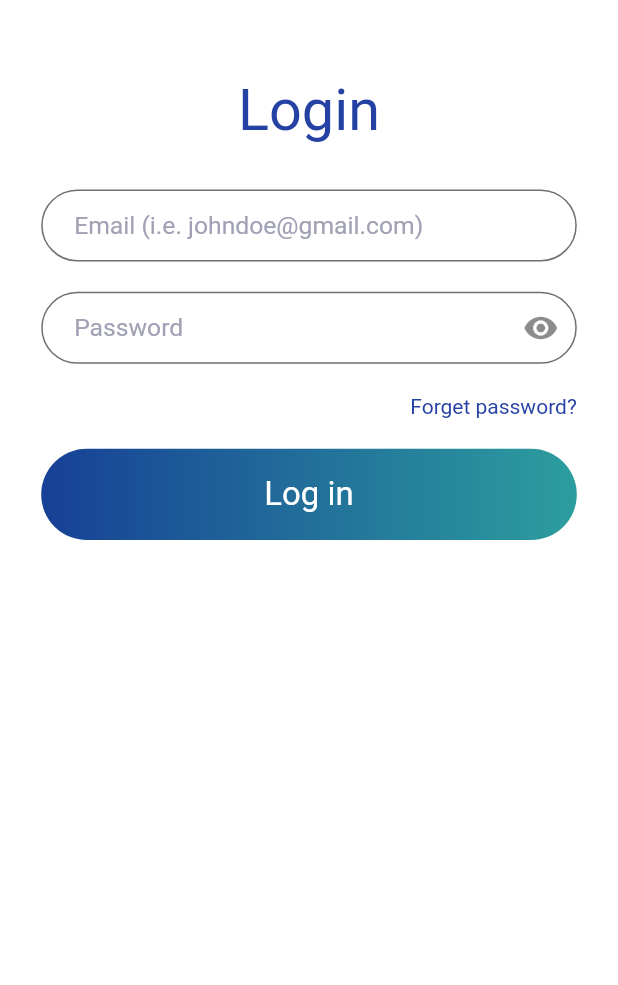
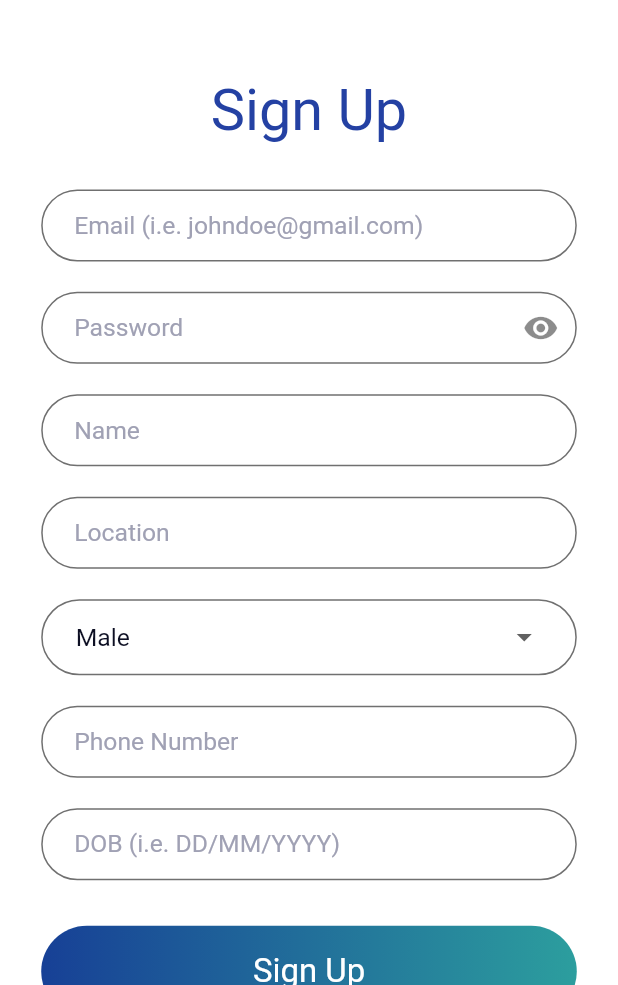
Before and after one commit to hamxa678/Flutter-MVVM-Template, a Flutter app: the SignUpScreen screen opened directly, on a phone screen of 412 x 824 dp, the part 251-1236 px from its top. Run offline on Flutter 3.47's test engine with Material 2 defaults, Android fonts, the phone set to English and light mode, and no system bars; our stand-ins replace cloud_firestore, connectivity_plus, device_info_plus, dio, file_picker, firebase_auth and 16 more; missing offline and left inert: flutter_facebook_auth, github_sign_in, heic_to_jpg; accounts and stored records are empty; Roboto replaces fonts that are missing (Poppins).

Commit message:
validator added to signup

```diff
--- a/lib/UI/screens/auth_signup/login/login_screen.dart
+++ b/lib/UI/screens/auth_signup/login/login_screen.dart
@@ -2,9 +2,11 @@ import 'package:flutter/material.dart';
 import 'package:flutter_mvvm_template/UI/custom_widget/custom_button.dart';
 import 'package:flutter_mvvm_template/UI/custom_widget/custom_textfield.dart';
 import 'package:flutter_mvvm_template/UI/screens/auth_signup/login/login_view_model.dart';
+import 'package:flutter_mvvm_template/UI/screens/auth_signup/sign_up/sign_up_screen.dart';
 import 'package:flutter_mvvm_template/core/constants/strings.dart';
 import 'package:flutter_mvvm_template/core/enums/view_state.dart';
 import 'package:flutter_mvvm_template/core/extensions/string_extension.dart';
+import 'package:get/get.dart';
 import 'package:modal_progress_hud_nsn/modal_progress_hud_nsn.dart';
 import 'package:provider/provider.dart';
 import 'package:flutter_screenutil/flutter_screenutil.dart';
@@ -116,7 +118,7 @@ class LoginScreen extends StatelessWidget {
           ),
           InkWell(
             onTap: () {
-              // Get.to(() => const SignupScreen());
+              Get.to(() => const SignUpScreen());
             },
             child: const Text(
               'Signup',
--- a/lib/UI/screens/auth_signup/login/login_view_model.dart
+++ b/lib/UI/screens/auth_signup/login/login_view_model.dart
@@ -31,4 +31,10 @@ class LoginViewModel extends BaseViewModel {
     await firebaseAuthService.loginWithEmailAndPassword(loginBody);
     setState(ViewState.idle);
   }
+  @override
+  void dispose() {
+    emailController.dispose();
+    passwordController.dispose();
+    super.dispose();
+  }
 }
--- a/lib/UI/screens/auth_signup/sign_up/sign_up_screen.dart
+++ b/lib/UI/screens/auth_signup/sign_up/sign_up_screen.dart
@@ -1,15 +1,18 @@
 import 'package:flutter/material.dart';
 import 'package:flutter_mvvm_template/UI/custom_widget/custom_button.dart';
 import 'package:flutter_mvvm_template/UI/custom_widget/custom_textfield.dart';
+import 'package:flutter_mvvm_template/UI/screens/auth_signup/login/login_screen.dart';
 import 'package:flutter_mvvm_template/UI/screens/auth_signup/sign_up/sign_up_view_model.dart';
 import 'package:flutter_mvvm_template/core/constants/strings.dart';
 import 'package:flutter_mvvm_template/core/enums/view_state.dart';
 import 'package:flutter_mvvm_template/core/extensions/string_extension.dart';
 import 'package:flutter_screenutil/flutter_screenutil.dart';
+import 'package:get/get.dart';
+import 'package:intl/intl.dart';
 import 'package:provider/provider.dart';
 
 class SignUpScreen extends StatelessWidget {
-  SignUpScreen({Key? key}) : super(key: key);
+  const SignUpScreen({Key? key}) : super(key: key);
   @override
   Widget build(BuildContext context) {
     return ChangeNotifierProvider(
@@ -34,7 +37,7 @@ class SignUpScreen extends StatelessWidget {
                       fit: BoxFit.scaleDown,
                     ),
                     SizedBox(height: 50.h),
-                    Text('Login',
+                    Text('Sign Up',
                         style: TextStyle(
                             fontSize: 35.sp, color: const Color(0xff2441A3))),
                     SizedBox(height: 30.h),
@@ -62,24 +65,66 @@ class SignUpScreen extends StatelessWidget {
                       controller: model.passwordController,
                     ),
                     SizedBox(height: 20.h),
-                    Align(
-                      alignment: Alignment.centerRight,
-                      child: InkWell(
-                        onTap: () {
-                          // Get.to(ForgetPassword());
-                        },
-                        child: const Text(
-                          'Forget password?',
-                          style: TextStyle(color: Color(0xff2441A3)),
-                        ),
-                      ),
+                    CustomTextField(
+                      validator: (input) =>
+                          input!.isValidPassword() ? null : "Invalid Name",
+                      obscureText: !model.isPasswordVisible,
+                      hintText: 'Name',
+                      controller: model.nameController,
                     ),
                     SizedBox(height: 20.h),
+
+                    CustomTextField(
+                      validator: (input) {
+                        if (input!.isEmpty) {
+                          return "Please enter your location";
+                        }
+                        return null;
+                      },
+                      hintText: 'Location',
+                      controller: model.nameController,
+                    ),
+                    SizedBox(height: 20.h),
+                    _customDropDown(model),
+
+                    SizedBox(height: 20.h),
+                    CustomTextField(
+                      validator: (input) =>
+                          input!.isValidPhone() ? null : "Invalid Phone Number",
+                      hintText: 'Phone Number',
+                      controller: model.phoneNoController,
+                    ),
+                    SizedBox(height: 20.h),
+                    CustomTextField(
+                      validator: (value) {
+                        if (value!.isEmpty) {
+                          return "Please enter your DOB";
+                        } else if (value ==
+                            DateFormat('dd-MM-yyyy').format(DateTime.now())) {
+                          return "Please enter valid DOB";
+                        }
+                        return null;
+                      },
+                      readOnly: true,
+                      onTap: () {
+                        model.selectDop(context);
+                      },
+                      keyboardtype: TextInputType.datetime,
+
+                      //validator: model.inputValidation.validateEmail,
+                      onSaved: (dob) {
+                        //model.loginBody.email = email;
+                      },
+                      controller: model.dobController,
+                      hintText: "DOB (i.e. DD/MM/YYYY)",
+                    ),
+                    SizedBox(height: 30.h),
+
                     // 55.verticalSpace,
                     CustomButton(
                       titleWidget: !(model.state == ViewState.busy)
                           ? Text(
-                              'Log in',
+                              'Sign Up',
                               style: TextStyle(
                                   fontSize: 20.sp, color: Colors.white),
                             )
@@ -92,7 +137,7 @@ class SignUpScreen extends StatelessWidget {
                       },
                     ),
                     SizedBox(height: 20.h),
-                    // _dontHaveAccount()
+                    _alreadyHaveAccount()
                   ],
                 ),
               ),
@@ -102,4 +147,58 @@ class SignUpScreen extends StatelessWidget {
       ),
     );
   }
+
+  _alreadyHaveAccount() {
+    return Align(
+      alignment: Alignment.bottomCenter,
+      child: Row(
+        mainAxisAlignment: MainAxisAlignment.center,
+        crossAxisAlignment: CrossAxisAlignment.center,
+        children: [
+          const Text(
+            'Already have account? ',
+          ),
+          InkWell(
+            onTap: () {
+              Get.to(() => const LoginScreen());
+            },
+            child: const Text(
+              'Login',
+              style: TextStyle(color: Color(0xff2441A3)),
+            ),
+          ),
+        ],
+      ),
+    );
+  }
+
+  Container _customDropDown(SignUpViewModel model) {
+    return Container(
+      height: 50.h,
+      width: double.infinity,
+      padding: EdgeInsets.symmetric(horizontal: 20.w),
+      decoration: BoxDecoration(
+          borderRadius: BorderRadius.circular(60.r),
+          border: Border.all(color: const Color(0xff707070))),
+      child: DropdownButtonHideUnderline(
+        child: DropdownButton<String>(
+          value: model.gender,
+          elevation: 16,
+          style: TextStyle(
+            fontSize: 15.sp,
+            color: const Color(0xff0D0F23),
+          ),
+          onChanged: (String? value) {
+            model.toggleDropDownValue(value!);
+          },
+          items: model.list.map<DropdownMenuItem<String>>((String value) {
+            return DropdownMenuItem<String>(
+              value: value,
+              child: Text(value),
+            );
+          }).toList(),
+        ),
+      ),
+    );
+  }
 }
--- a/lib/UI/screens/auth_signup/sign_up/sign_up_view_model.dart
+++ b/lib/UI/screens/auth_signup/sign_up/sign_up_view_model.dart
@@ -8,10 +8,12 @@ import 'package:flutter_mvvm_template/core/others/base_view_model.dart';
 import 'package:flutter_mvvm_template/core/services/firebase_auth_service.dart';
 import 'package:flutter_mvvm_template/core/services/file_picker_service.dart';
 import 'package:get/get.dart';
+import 'package:intl/intl.dart';
 
 import '../../../../locator.dart';
 
 class SignUpViewModel extends BaseViewModel {
+  String? gender = "Male";
   final FirebaseAuthService _FirebaseAuthService =
       locator<FirebaseAuthService>();
   final FilePickerService _imagePickerService = locator<FilePickerService>();
@@ -19,18 +21,42 @@ class SignUpViewModel extends BaseViewModel {
   SignUpBody signUpBody = SignUpBody();
   late AuthResponse response;
   final formKey = GlobalKey<FormState>();
-
-  TextEditingController userNameController = TextEditingController();
+  DateTime selectedDate = DateTime.now();
+  TextEditingController nameController = TextEditingController();
   TextEditingController emailController = TextEditingController();
   TextEditingController passwordController = TextEditingController();
   TextEditingController locationController = TextEditingController();
+  TextEditingController dobController = TextEditingController();
+  TextEditingController genderController = TextEditingController();
+  TextEditingController phoneNoController = TextEditingController();
+  bool isPasswordVisible = false;
 
-  bool isPasswordVisible = false;
+  toggleDropDownValue(String value) {
+    gender = value;
+    notifyListeners();
+  }
 
   togglePasswordVisibility() {
     isPasswordVisible = !isPasswordVisible;
     notifyListeners();
   }
+
+  /// below function is used to select the date
+  Future<void> selectDop(BuildContext context) async {
+    final DateTime? picked = await showDatePicker(
+      context: context,
+      initialDate: selectedDate,
+      firstDate: DateTime(1900),
+      lastDate: DateTime.now(),
+    );
+
+    if (picked != null && picked != selectedDate) {
+      selectedDate = picked;
+      dobController.text = DateFormat('dd-MM-yyyy').format(selectedDate);
+    }
+  }
+
+  List<String> list = <String>['Male', 'Female', 'Other'];
 
   updateIndex(val) {
     selectedGenderIndex = val;
@@ -54,4 +80,13 @@ class SignUpViewModel extends BaseViewModel {
     signUpBody.image = await _imagePickerService.pickImage();
     notifyListeners();
   }
+
+  @override
+  void dispose() {
+    nameController.dispose();
+    emailController.dispose();
+    passwordController.dispose();
+    locationController.dispose();
+    super.dispose();
+  }
 }
```
